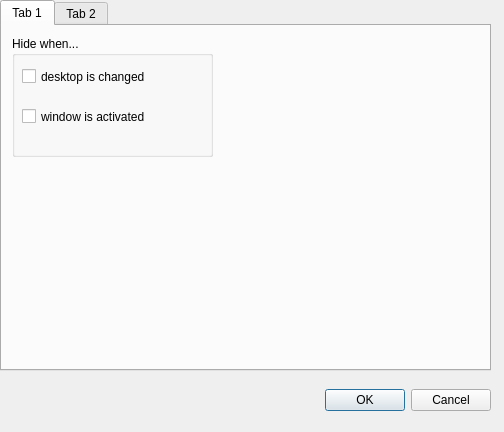
This is src/optionsdlg.ui in eagafonov/ikonized as Qt 5 draws it before an edit. The edited form follows.
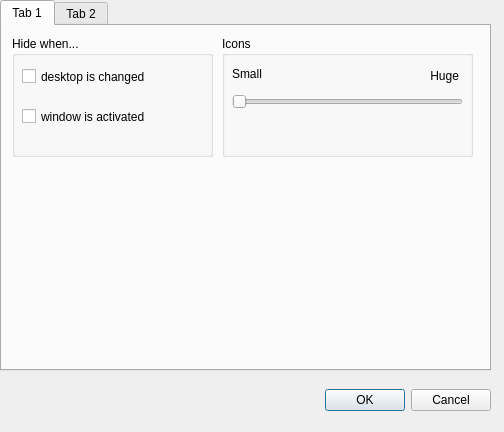
This is the edited form.

Commit message: Configure icon size

Patch:
```diff
--- a/src/optionsdlg.ui
+++ b/src/optionsdlg.ui
@@ -80,6 +80,73 @@
       </property>
      </widget>
     </widget>
+    <widget class="QGroupBox" name="groupBox_2">
+     <property name="geometry">
+      <rect>
+       <x>220</x>
+       <y>10</y>
+       <width>251</width>
+       <height>121</height>
+      </rect>
+     </property>
+     <property name="title">
+      <string>Icons</string>
+     </property>
+     <widget class="QSlider" name="iconSizeSlider">
+      <property name="geometry">
+       <rect>
+        <x>10</x>
+        <y>50</y>
+        <width>231</width>
+        <height>31</height>
+       </rect>
+      </property>
+      <property name="minimum">
+       <number>16</number>
+      </property>
+      <property name="maximum">
+       <number>64</number>
+      </property>
+      <property name="singleStep">
+       <number>16</number>
+      </property>
+      <property name="pageStep">
+       <number>16</number>
+      </property>
+      <property name="orientation">
+       <enum>Qt::Horizontal</enum>
+      </property>
+     </widget>
+     <widget class="QLabel" name="label">
+      <property name="geometry">
+       <rect>
+        <x>10</x>
+        <y>30</y>
+        <width>51</width>
+        <height>16</height>
+       </rect>
+      </property>
+      <property name="text">
+       <string>Small</string>
+      </property>
+     </widget>
+     <widget class="QLabel" name="label_2">
+      <property name="geometry">
+       <rect>
+        <x>146</x>
+        <y>30</y>
+        <width>91</width>
+        <height>20</height>
+       </rect>
+      </property>
+      <property name="text">
+       <string>Huge</string>
+      </property>
+      <property name="alignment">
+       <set>Qt::AlignRight|Qt::AlignTrailing|Qt::AlignVCenter</set>
+      </property>
+     </widget>
+    </widget>
    </widget>
    <widget class="QWidget" name="tabAbout">
     <attribute name="title">
```
The commit also changes 4 other files.
